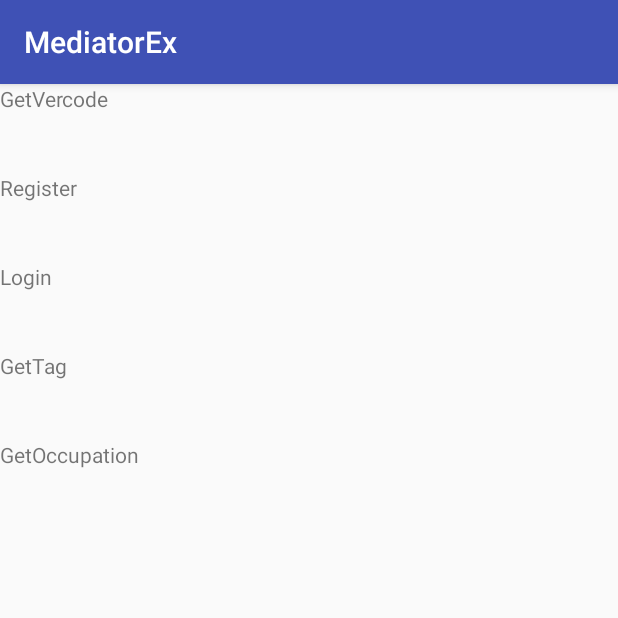
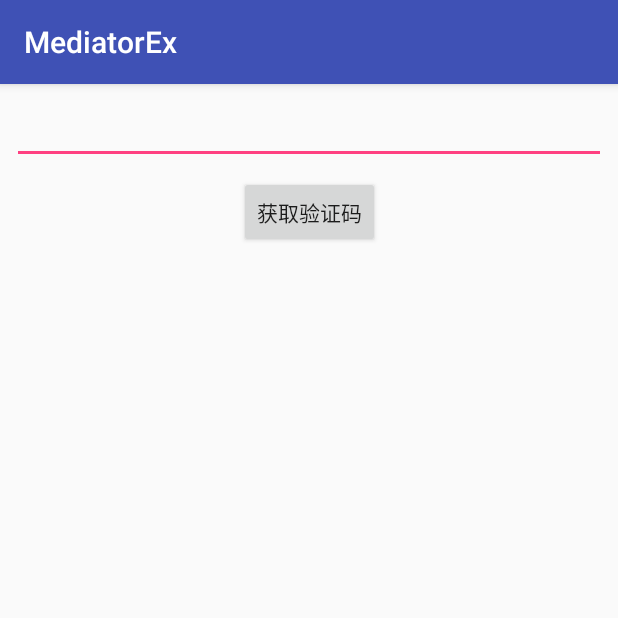
Before and after one commit to ivotai/MediatorEx, an Android app: the screen it shows after launch (MainActivity before the commit, LoginActivity after it), on a phone screen of 412 x 824 dp, the top half of it. Run offline under Robolectric (Android 15) with nearby library versions, the phone set to English and light mode, and no system bars; our stand-ins replace Dagger/Hilt's generated code, RxJava; libraries missing offline, so code that uses them is left out: com.afollestad.materialdialogs, com.blankj.utilcode, com.facebook.stetho, com.orhanobut.logger; 7 statements that could not run were skipped.

Commit message:
用MVP重构Login模块

```diff
--- a/app/src/main/AndroidManifest.xml
+++ b/app/src/main/AndroidManifest.xml
@@ -13,14 +13,14 @@
         android:roundIcon="@mipmap/ic_launcher_round"
         android:supportsRtl="true"
         android:theme="@style/AppTheme">
-        <activity android:name=".login.MainActivity">
+        <activity android:name=".login.view.LoginActivity">
             <intent-filter>
                 <action android:name="android.intent.action.MAIN" />
 
                 <category android:name="android.intent.category.LAUNCHER" />
             </intent-filter>
         </activity>
-        <activity android:name=".im.ImActivity"/>
+        <activity android:name=".im.ImActivity" />
     </application>
 
 </manifest>
--- a/app/src/main/java/com/unicorn/mediatorex/app/dagger2/AppComponent.kt
+++ b/app/src/main/java/com/unicorn/mediatorex/app/dagger2/AppComponent.kt
@@ -6,7 +6,7 @@ import com.unicorn.mediatorex.app.dagger2.module.ConfigModule
 import com.unicorn.mediatorex.app.dagger2.module.LoggerModule
 import com.unicorn.mediatorex.app.dagger2.module.RetrofitModule
 import com.unicorn.mediatorex.app.dagger2.module.ServiceModule
-import com.unicorn.mediatorex.login.MainActivity
+import com.unicorn.mediatorex.login.service.LoginService
 import dagger.Component
 import javax.inject.Singleton
 
@@ -17,7 +17,7 @@ import javax.inject.Singleton
 ])
 interface AppComponent {
 
-    fun inject(o: MainActivity)
+    fun getLoginService(): LoginService
     fun getDiskLogAdapter(): DiskLogAdapter
     fun getAndroidLogAdapter(): AndroidLogAdapter
 
--- a/app/src/main/java/com/unicorn/mediatorex/app/dagger2/module/RetrofitModule.kt
+++ b/app/src/main/java/com/unicorn/mediatorex/app/dagger2/module/RetrofitModule.kt
@@ -19,16 +19,15 @@ class RetrofitModule {
     @Provides
     fun provideOkHttpClient(): OkHttpClient = OkHttpClient.Builder()
             .addNetworkInterceptor(StethoInterceptor())
-            .addInterceptor {
-                if (UserInfo.loginResponse==null){
-                    val request = it.request().newBuilder()
+            .addInterceptor { chain ->
+                val pathSegments = chain.request().url().encodedPathSegments()
+                if (pathSegments.contains("login") || pathSegments.contains("register"))
+                    chain.proceed(chain.request())
+                else
+                    chain.request().newBuilder()
+                            .addHeader("Cookie", "SESSION=${UserInfo.jessionId}")
                             .build()
-                  return@addInterceptor it.proceed(request)
-                }
-                val request = it.request().newBuilder()
-                        .addHeader("Cookie", "SESSION=${UserInfo.loginResponse!!.jsessionid}")
-                        .build()
-                it.proceed(request)
+                            .let { chain.proceed(it) }
             }
             .build()
 
--- a/app/src/main/java/com/unicorn/mediatorex/app/dagger2/module/ServiceModule.kt
+++ b/app/src/main/java/com/unicorn/mediatorex/app/dagger2/module/ServiceModule.kt
@@ -1,7 +1,7 @@
 package com.unicorn.mediatorex.app.dagger2.module
 
 import com.unicorn.mediatorex.login.service.LoginService
-import com.unicorn.mediatorex.mediate.service.MediatorService
+import com.unicorn.mediatorex.mediate.service.MediateService
 import dagger.Module
 import dagger.Provides
 import retrofit2.Retrofit
@@ -16,6 +16,6 @@ class ServiceModule{
 
     @Singleton
     @Provides
-    fun provideMediatorService(retrofit: Retrofit): MediatorService = retrofit.create(MediatorService::class.java)
+    fun provideMediatorService(retrofit: Retrofit): MediateService = retrofit.create(MediateService::class.java)
 
 }
--- a/app/src/main/java/com/unicorn/mediatorex/app/model/UserInfo.kt
+++ b/app/src/main/java/com/unicorn/mediatorex/app/model/UserInfo.kt
@@ -3,5 +3,6 @@ package com.unicorn.mediatorex.app.model
 import com.unicorn.mediatorex.login.model.LoginResponse
 
 object UserInfo {
-     var loginResponse: LoginResponse? = null
+    lateinit var loginResponse: LoginResponse
+    val jessionId get() = loginResponse.jsessionid
 }
--- a/app/src/main/java/com/unicorn/mediatorex/login/service/LoginService.kt
+++ b/app/src/main/java/com/unicorn/mediatorex/login/service/LoginService.kt
@@ -3,13 +3,14 @@ package com.unicorn.mediatorex.login.service
 import com.unicorn.mediatorex.login.model.LoginResponse
 import com.unicorn.mediatorex.login.model.RegisterParam
 import io.reactivex.Observable
+import io.reactivex.Single
 import retrofit2.http.*
 
 
 interface LoginService {
 
     @GET("register/verifyCode")
-    fun getVerifyCode(@Query("phoneNo") phoneNo: String): Observable<String>
+    fun getVerifyCode(@Query("phoneNo") phoneNo: String): Single<String>
 
     @Headers("Content-Type: application/json")
     @POST("register/mobile")
--- /dev/null
+++ b/app/src/main/java/com/unicorn/mediatorex/login/view/LoginActivity.kt
@@ -0,0 +1,41 @@
+package com.unicorn.mediatorex.login.view
+
+import android.os.Bundle
+import android.support.v7.app.AppCompatActivity
+import com.afollestad.materialdialogs.MaterialDialog
+import com.blankj.utilcode.util.ToastUtils
+import com.unicorn.mediatorex.R
+import com.unicorn.mediatorex.app.dagger2.ComponentsHolder
+import com.unicorn.mediatorex.login.presenter.LoginPresenter
+import kotlinx.android.synthetic.main.activity_login.*
+
+
+class LoginActivity : AppCompatActivity(), LoginView {
+
+    override fun onCreate(savedInstanceState: Bundle?) {
+        super.onCreate(savedInstanceState)
+        setContentView(R.layout.activity_login)
+
+        val presenter = LoginPresenter(this, ComponentsHolder.appComponent.getLoginService())
+        btnVercode.setOnClickListener { presenter.getVercode(etPhoneNo.text.toString()) }
+    }
+
+    private var dialog: MaterialDialog? = null
+
+    override fun showLoading(title: String) {
+        dialog = MaterialDialog.Builder(this)
+                .title(title)
+                .content("请稍后")
+                .progress(true, 0)
+                .show()
+    }
+
+    override fun hideLoading() {
+        dialog?.dismiss()
+    }
+
+    override fun showMsg(msg: String) {
+        ToastUtils.showShort(msg)
+    }
+
+}
--- /dev/null
+++ b/app/src/main/java/com/unicorn/mediatorex/login/view/LoginView.kt
@@ -0,0 +1,11 @@
+package com.unicorn.mediatorex.login.view
+
+interface LoginView {
+
+    fun showLoading(title:String)
+
+    fun hideLoading()
+
+    fun showMsg(msg: String)
+
+}
--- a/app/src/main/java/com/unicorn/mediatorex/mediate/service/MediatorService.kt
+++ b/app/src/main/java/com/unicorn/mediatorex/mediate/service/MediateService.kt
@@ -4,7 +4,7 @@ import com.unicorn.mediatorex.mediate.model.Label
 import io.reactivex.Observable
 import retrofit2.http.GET
 
-interface MediatorService {
+interface MediateService {
 
     @GET("public/tags")
     fun getTags(): Observable<List<Label>>
--- /dev/null
+++ b/app/src/main/res/layout/activity_login.xml
@@ -0,0 +1,32 @@
+<?xml version="1.0" encoding="utf-8"?>
+<android.support.constraint.ConstraintLayout xmlns:android="http://schemas.android.com/apk/res/android"
+    xmlns:app="http://schemas.android.com/apk/res-auto"
+    xmlns:tools="http://schemas.android.com/tools"
+    android:layout_width="match_parent"
+    android:layout_height="match_parent">
+
+
+    <EditText
+        android:id="@+id/etPhoneNo"
+        android:layout_width="match_parent"
+        android:layout_height="wrap_content"
+        android:layout_marginStart="8dp"
+        android:layout_marginTop="8dp"
+        android:layout_marginEnd="8dp"
+        app:layout_constraintEnd_toEndOf="parent"
+        app:layout_constraintStart_toStartOf="parent"
+        app:layout_constraintTop_toTopOf="parent" />
+
+    <Button
+        android:id="@+id/btnVercode"
+        android:layout_width="wrap_content"
+        android:layout_height="wrap_content"
+        android:layout_marginStart="8dp"
+        android:layout_marginTop="8dp"
+        android:layout_marginEnd="8dp"
+        android:text="获取验证码"
+        app:layout_constraintEnd_toEndOf="parent"
+        app:layout_constraintStart_toStartOf="parent"
+        app:layout_constraintTop_toBottomOf="@+id/etPhoneNo" />
+
+</android.support.constraint.ConstraintLayout>
```
Also changed, not shown: app/build.gradle (+6 -4 lines), app/src/main/java/com/unicorn/mediatorex/login/MainActivity.kt (+22 -27 lines), app/src/main/java/com/unicorn/mediatorex/login/presenter/LoginPresenter.kt (added, +31 -0 lines).
